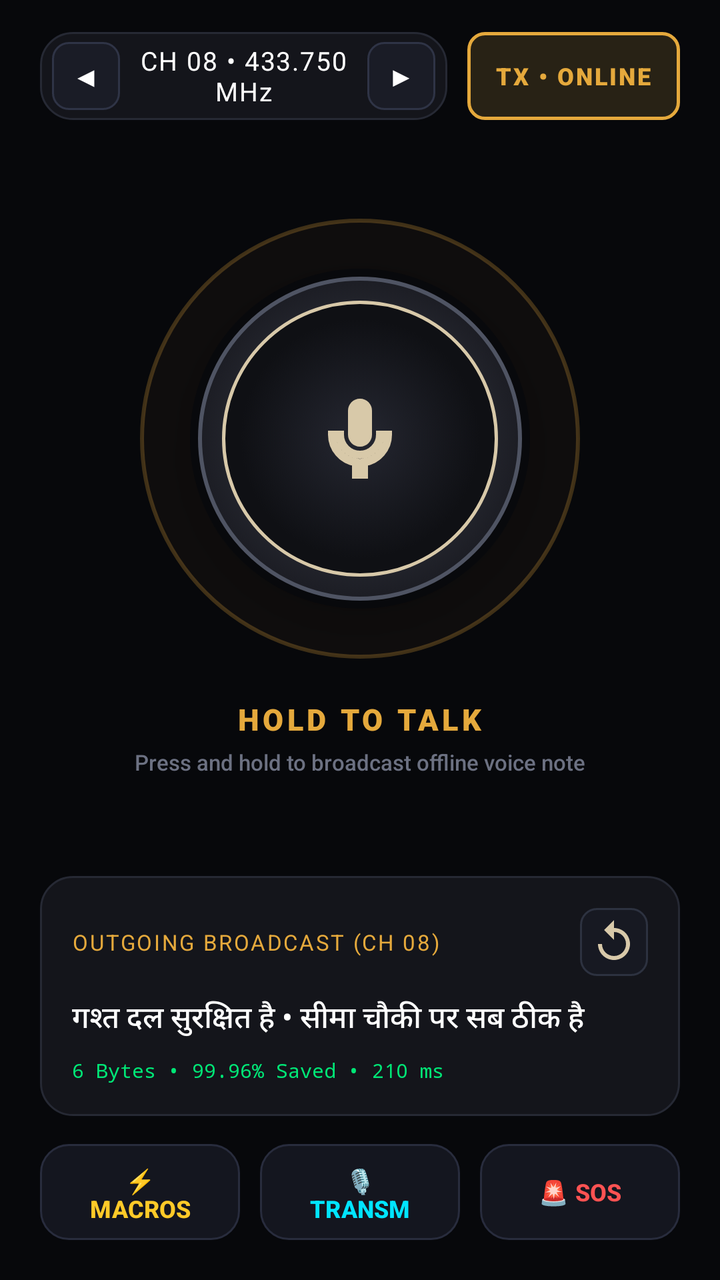
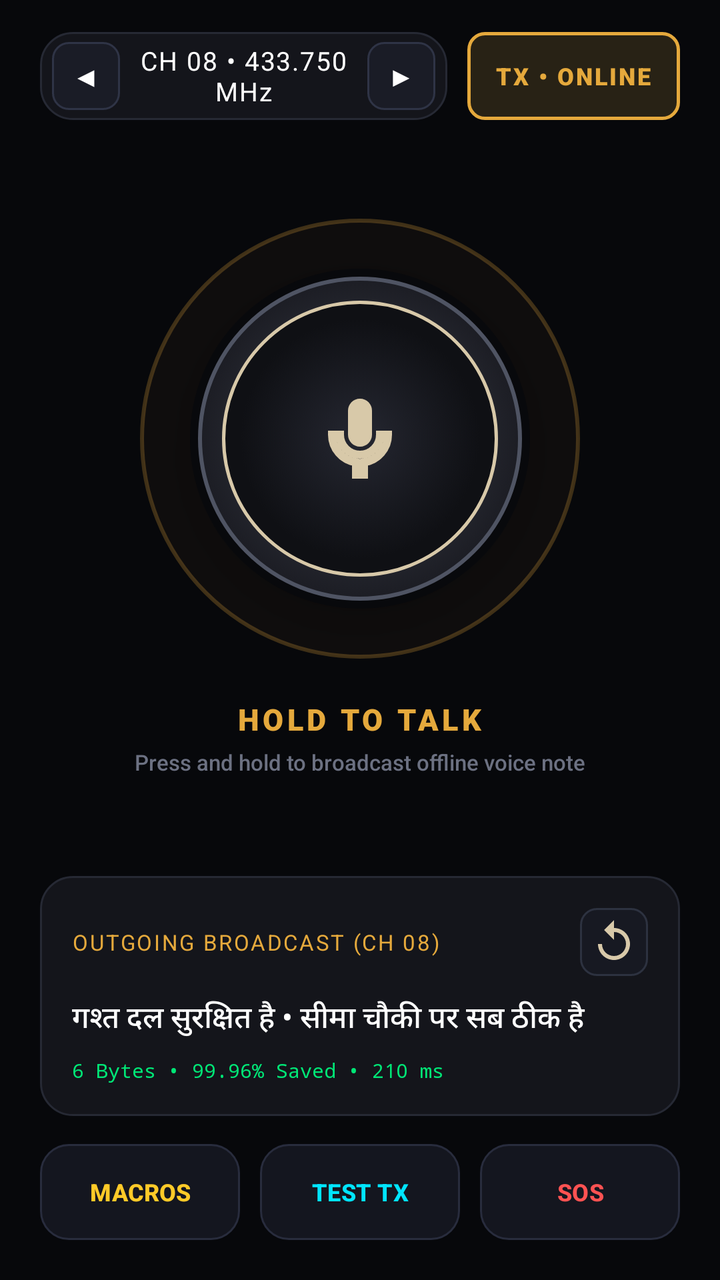

Before-and-after screenshots of an Android layout around one commit, followed by the original layout XML and the change that was made.
<!-- AndroidManifest.xml: application theme Theme.VaaniSetu -->
<!-- res/layout/activity_sender.xml -->
<?xml version="1.0" encoding="utf-8"?>
<LinearLayout xmlns:android="http://schemas.android.com/apk/res/android"
    xmlns:app="http://schemas.android.com/apk/res-auto"
    xmlns:tools="http://schemas.android.com/tools"
    android:layout_width="match_parent"
    android:layout_height="match_parent"
    android:background="#07080B"
    android:fitsSystemWindows="true"
    android:orientation="vertical"
    android:paddingStart="20dp"
    android:paddingTop="16dp"
    android:paddingEnd="20dp"
    android:paddingBottom="20dp">

    
    
    
    <LinearLayout
        android:layout_width="match_parent"
        android:layout_height="wrap_content"
        android:gravity="center_vertical"
        android:orientation="horizontal">

        
        <LinearLayout
            android:layout_width="0dp"
            android:layout_height="44dp"
            android:layout_weight="1"
            android:background="@drawable/bg_tactical_card"
            android:gravity="center_vertical"
            android:orientation="horizontal"
            android:paddingStart="6dp"
            android:paddingEnd="6dp">

            <Button
                android:id="@+id/btn_prev_channel"
                android:layout_width="34dp"
                android:layout_height="34dp"
                android:background="@drawable/bg_channel_arrow"
                app:backgroundTint="@null"
                android:minWidth="0dp"
                android:minHeight="0dp"
                android:padding="0dp"
                android:insetTop="0dp"
                android:insetBottom="0dp"
                android:text="◀"
                android:textColor="#FFFFFF"
                android:textSize="14sp" />

            <TextView
                android:id="@+id/tv_channel_header"
                android:layout_width="0dp"
                android:layout_height="wrap_content"
                android:layout_weight="1"
                android:fontFamily="sans-serif-bold"
                android:gravity="center"
                android:letterSpacing="0.05"
                android:text="CH 08 • 433.750 MHz"
                android:textColor="#FFFFFF"
                android:textSize="13sp" />

            <Button
                android:id="@+id/btn_next_channel"
                android:layout_width="34dp"
                android:layout_height="34dp"
                android:background="@drawable/bg_channel_arrow"
                app:backgroundTint="@null"
                android:minWidth="0dp"
                android:minHeight="0dp"
                android:padding="0dp"
                android:insetTop="0dp"
                android:insetBottom="0dp"
                android:text="▶"
                android:textColor="#FFFFFF"
                android:textSize="14sp" />
        </LinearLayout>

        
        <TextView
            android:id="@+id/tv_sender_badge"
            android:layout_width="wrap_content"
            android:layout_height="44dp"
            android:layout_marginStart="10dp"
            android:background="@drawable/bg_chip_callsign_active"
            android:fontFamily="sans-serif-black"
            android:gravity="center"
            android:letterSpacing="0.08"
            android:paddingStart="14dp"
            android:paddingEnd="14dp"
            android:text="TX • ONLINE"
            android:textColor="#E5A93C"
            android:textSize="12sp" />
    </LinearLayout>

    
    
    
    <LinearLayout
        android:layout_width="match_parent"
        android:layout_height="0dp"
        android:layout_weight="1"
        android:gravity="center"
        android:orientation="vertical">

        
        <FrameLayout
            android:layout_width="220dp"
            android:layout_height="220dp">

            
            <View
                android:id="@+id/view_ptt_halo"
                android:layout_width="match_parent"
                android:layout_height="match_parent"
                android:background="@drawable/bg_radar_ring" />

            
            <ImageButton
                android:id="@+id/btn_ptt_3d"
                android:layout_width="170dp"
                android:layout_height="170dp"
                android:layout_gravity="center"
                android:background="@drawable/btn_ptt_3d_selector"
                android:contentDescription="Push To Talk"
                android:elevation="12dp"
                android:scaleType="centerInside"
                android:src="@drawable/ic_ptt_mic" />
        </FrameLayout>

        
        <TextView
            android:id="@+id/tv_ptt_status"
            android:layout_width="wrap_content"
            android:layout_height="wrap_content"
            android:layout_marginTop="20dp"
            android:fontFamily="sans-serif-black"
            android:letterSpacing="0.12"
            android:text="HOLD TO TALK"
            android:textColor="#E5A93C"
            android:textSize="15sp" />

        
        <TextView
            android:id="@+id/tv_mode_hint"
            android:layout_width="wrap_content"
            android:layout_height="wrap_content"
            android:layout_marginTop="4dp"
            android:fontFamily="sans-serif-medium"
            android:text="Press and hold to broadcast offline voice note"
            android:textColor="#6C7182"
            android:textSize="11sp" />

    </LinearLayout>

    
    
    
    <LinearLayout
        android:layout_width="match_parent"
        android:layout_height="wrap_content"
        android:layout_marginBottom="14dp"
        android:background="@drawable/bg_tactical_card"
        android:orientation="vertical"
        android:padding="16dp">

        
        <LinearLayout
            android:layout_width="match_parent"
            android:layout_height="wrap_content"
            android:gravity="center_vertical"
            android:orientation="horizontal">

            <TextView
                android:id="@+id/tv_msg_header"
                android:layout_width="0dp"
                android:layout_height="wrap_content"
                android:layout_weight="1"
                android:fontFamily="sans-serif-bold"
                android:letterSpacing="0.08"
                android:text="OUTGOING BROADCAST (CH 08)"
                android:textColor="#E5A93C"
                android:textSize="11sp" />

            <ImageButton
                android:id="@+id/btn_replay_audio"
                android:layout_width="34dp"
                android:layout_height="34dp"
                android:background="@drawable/bg_chip_callsign"
                android:contentDescription="Replay Audio"
                android:src="@drawable/ic_replay_audio" />
        </LinearLayout>

        
        <TextView
            android:id="@+id/tv_msg_text"
            android:layout_width="match_parent"
            android:layout_height="wrap_content"
            android:layout_marginTop="10dp"
            android:fontFamily="sans-serif-medium"
            android:lineSpacingExtra="3dp"
            android:text="गश्त दल सुरक्षित है • सीमा चौकी पर सब ठीक है"
            android:textColor="#FFFFFF"
            android:textSize="15sp" />

        
        <TextView
            android:id="@+id/tv_msg_telemetry"
            android:layout_width="wrap_content"
            android:layout_height="wrap_content"
            android:layout_marginTop="8dp"
            android:fontFamily="monospace"
            android:text="6 Bytes • 99.96% Saved • 210 ms"
            android:textColor="#00E676"
            android:textSize="10sp" />
    </LinearLayout>

    
    
    
    <LinearLayout
        android:layout_width="match_parent"
        android:layout_height="wrap_content"
        android:gravity="center"
        android:orientation="horizontal">

        
        <Button
            android:id="@+id/btn_dock_macros"
            android:layout_width="0dp"
            android:layout_height="48dp"
            android:layout_marginEnd="6dp"
            android:layout_weight="1"
            android:background="@drawable/bg_dock_button"
            app:backgroundTint="@null"
            android:text="⚡ MACROS"
            android:textColor="#FFCA28"
            android:textSize="12sp"
            android:textStyle="bold" />

        
        <Button
            android:id="@+id/btn_dock_test"
            android:layout_width="0dp"
            android:layout_height="48dp"
            android:layout_marginStart="4dp"
            android:layout_marginEnd="6dp"
            android:layout_weight="1"
            android:background="@drawable/bg_dock_button"
            app:backgroundTint="@null"
            android:text="🎙️ TRANSMIT"
            android:textColor="#00E5FF"
            android:textSize="12sp"
            android:textStyle="bold" />

        
        <Button
            android:id="@+id/btn_dock_sos"
            android:layout_width="0dp"
            android:layout_height="48dp"
            android:layout_marginStart="4dp"
            android:layout_weight="1"
            android:background="@drawable/bg_dock_button"
            app:backgroundTint="@null"
            android:text="🚨 SOS"
            android:textColor="#FF5252"
            android:textSize="12sp"
            android:textStyle="bold" />
    </LinearLayout>

</LinearLayout>
<!-- resources referenced by this layout -->
<resources>
  <!-- drawable bg_channel_arrow (drawable) -->
  <?xml version="1.0" encoding="utf-8"?>
  <shape xmlns:android="http://schemas.android.com/apk/res/android" android:shape="rectangle">
      <solid android:color="#1A1C26" />
      <stroke android:width="1dp" android:color="#2F3446" />
      <corners android:radius="8dp" />
  </shape>
  <!-- drawable bg_chip_callsign (drawable) -->
  <?xml version="1.0" encoding="utf-8"?>
  <shape xmlns:android="http://schemas.android.com/apk/res/android" android:shape="rectangle">
      <solid android:color="#171922" />
      <stroke android:width="1dp" android:color="#2D3240" />
      <corners android:radius="8dp" />
  </shape>
  <!-- drawable bg_chip_callsign_active (drawable) -->
  <?xml version="1.0" encoding="utf-8"?>
  <shape xmlns:android="http://schemas.android.com/apk/res/android" android:shape="rectangle">
      <solid android:color="#282215" />
      <stroke android:width="1.5dp" android:color="#E5A93C" />
      <corners android:radius="8dp" />
  </shape>
  <!-- drawable bg_dock_button (drawable) -->
  <?xml version="1.0" encoding="utf-8"?>
  <ripple xmlns:android="http://schemas.android.com/apk/res/android"
      android:color="#30FFFFFF">
      <item>
          <shape android:shape="rectangle">
              <solid android:color="#14161F" />
              <stroke android:width="1dp" android:color="#282C3D" />
              <corners android:radius="14dp" />
          </shape>
      </item>
  </ripple>
  <!-- drawable bg_radar_ring (drawable) -->
  <?xml version="1.0" encoding="utf-8"?>
  <shape xmlns:android="http://schemas.android.com/apk/res/android"
      android:shape="oval">
      <stroke
          android:width="2dp"
          android:color="#40E5A93C" />
      <solid android:color="#08E5A93C" />
  </shape>
  <!-- drawable bg_tactical_card (drawable) -->
  <?xml version="1.0" encoding="utf-8"?>
  <shape xmlns:android="http://schemas.android.com/apk/res/android" android:shape="rectangle">
      <solid android:color="#14151B" />
      <stroke android:width="1dp" android:color="#262934" />
      <corners android:radius="16dp" />
  </shape>
  <!-- drawable btn_ptt_3d_selector (drawable) -->
  <?xml version="1.0" encoding="utf-8"?>
  <selector xmlns:android="http://schemas.android.com/apk/res/android">
      <item android:state_pressed="true" android:drawable="@drawable/bg_ptt_pressed" />
      <item android:state_focused="true" android:drawable="@drawable/bg_ptt_pressed" />
      <item android:drawable="@drawable/bg_ptt_normal" />
  </selector>
  <!-- drawable ic_ptt_mic (drawable) -->
  <vector xmlns:android="http://schemas.android.com/apk/res/android"
      android:width="48dp"
      android:height="48dp"
      android:viewportWidth="24"
      android:viewportHeight="24">
      <path
          android:fillColor="#D8C9A9"
          android:pathData="M12,14c1.66,0 3,-1.34 3,-3V5c0,-1.66 -1.34,-3 -3,-3S9,3.34 9,5v6c0,1.66 1.34,3 3,3z"/>
      <path
          android:strokeColor="#D8C9A9"
          android:strokeWidth="2"
          android:strokeLineCap="round"
          android:pathData="M17,11c0,2.76 -2.24,5 -5,5s-5,-2.24 -5,-5H5c0,3.53 2.61,6.43 6,6.92V21h2v-3.08c3.39,-0.49 6,-3.39 6,-6.92h-2z"/>
  </vector>
  <!-- drawable ic_replay_audio (drawable) -->
  <vector xmlns:android="http://schemas.android.com/apk/res/android"
      android:width="24dp"
      android:height="24dp"
      android:viewportWidth="24"
      android:viewportHeight="24">
      <path
          android:fillColor="#D8C9A9"
          android:pathData="M12,5V1L7,6l5,5V7c3.31,0 6,2.69 6,6s-2.69,6 -6,6 -6,-2.69 -6,-6H4c0,4.42 3.58,8 8,8s8,-3.58 8,-8 -3.58,-8 -8,-8z"/>
  </vector>
  <!-- unchanged entries left out for length: 4 -->
</resources>

<!-- the commit's change to res/layout/activity_sender.xml (unified diff, before → after) -->
@@ -232,7 +232,7 @@
             android:layout_weight="1"
             android:background="@drawable/bg_dock_button"
             app:backgroundTint="@null"
-            android:text="⚡ MACROS"
+            android:text="MACROS"
             android:textColor="#FFCA28"
             android:textSize="12sp"
             android:textStyle="bold" />
@@ -247,7 +247,7 @@
             android:layout_weight="1"
             android:background="@drawable/bg_dock_button"
             app:backgroundTint="@null"
-            android:text="🎙️ TRANSMIT"
+            android:text="TEST TX"
             android:textColor="#00E5FF"
             android:textSize="12sp"
             android:textStyle="bold" />
@@ -261,7 +261,7 @@
             android:layout_weight="1"
             android:background="@drawable/bg_dock_button"
             app:backgroundTint="@null"
-            android:text="🚨 SOS"
+            android:text="SOS"
             android:textColor="#FF5252"
             android:textSize="12sp"
             android:textStyle="bold" />
